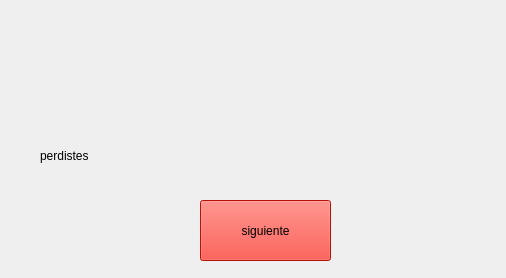
This is Videojuego/fracasado.ui in Pablo9925/Proyecto_Final_Info as Qt 5 draws it before an edit. The edited form follows.
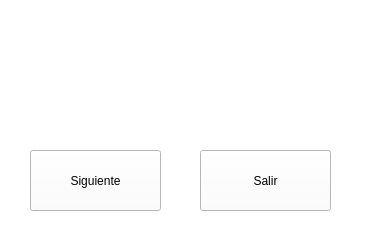
This is the edited form. Icons and pictures are not drawn.

```diff
--- a/Videojuego/fracasado.ui
+++ b/Videojuego/fracasado.ui
@@ -6,46 +6,56 @@
    <rect>
     <x>0</x>
     <y>0</y>
-    <width>506</width>
-    <height>278</height>
+    <width>369</width>
+    <height>235</height>
    </rect>
   </property>
   <property name="windowTitle">
    <string>Form</string>
   </property>
   <property name="styleSheet">
-   <string notr="true">
-background-image: url(:/escena/fondo.jpg);</string>
+   <string notr="true">background-color: rgb(255, 255, 255);</string>
   </property>
   <widget class="QPushButton" name="Siguiente">
    <property name="geometry">
     <rect>
+     <x>30</x>
+     <y>150</y>
+     <width>131</width>
+     <height>61</height>
+    </rect>
+   </property>
+   <property name="text">
+    <string>Siguiente</string>
+   </property>
+  </widget>
+  <widget class="QPushButton" name="salir">
+   <property name="geometry">
+    <rect>
      <x>200</x>
-     <y>200</y>
+     <y>150</y>
      <width>131</width>
      <height>61</height>
     </rect>
    </property>
-   <property name="styleSheet">
-    <string notr="true">background-color: rgb(255, 26, 10);
-alternate-background-color: rgb(143, 167, 255);
-background-image: url(:/sprites personaje/Dead (5).png);</string>
-   </property>
    <property name="text">
-    <string>siguiente</string>
+    <string>Salir</string>
    </property>
   </widget>
   <widget class="QLabel" name="label">
    <property name="geometry">
     <rect>
-     <x>40</x>
-     <y>130</y>
-     <width>81</width>
-     <height>51</height>
+     <x>20</x>
+     <y>0</y>
+     <width>311</width>
+     <height>131</height>
     </rect>
    </property>
+   <property name="styleSheet">
+    <string notr="true">image: url(:/escena/derrota.png);</string>
+   </property>
    <property name="text">
-    <string>perdistes</string>
+    <string/>
    </property>
   </widget>
  </widget>
```
